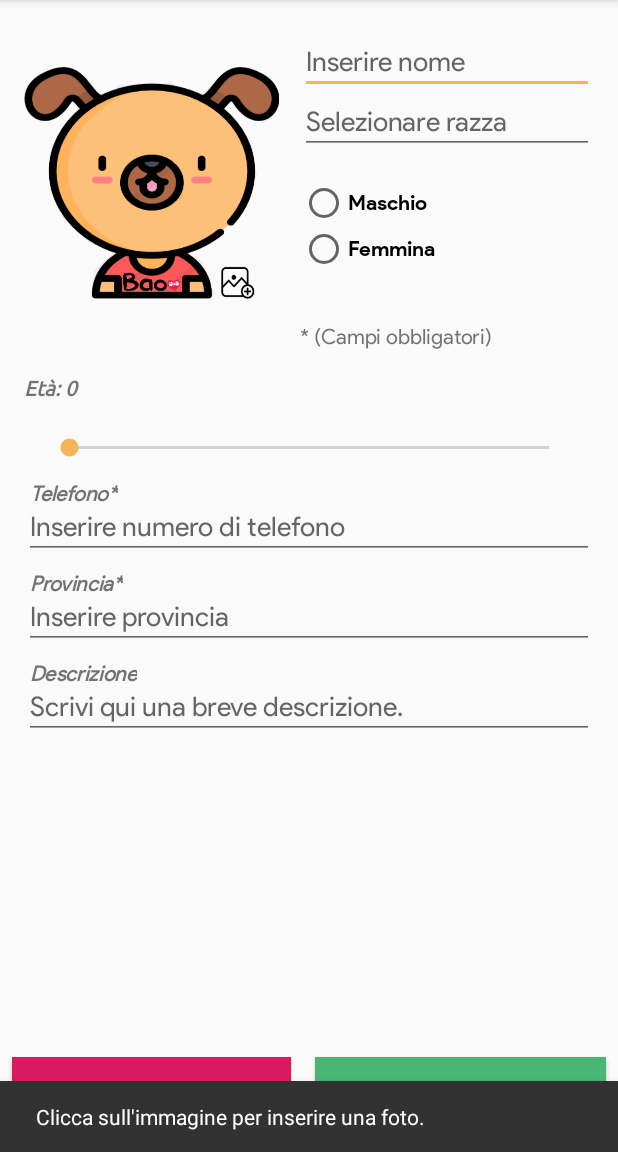
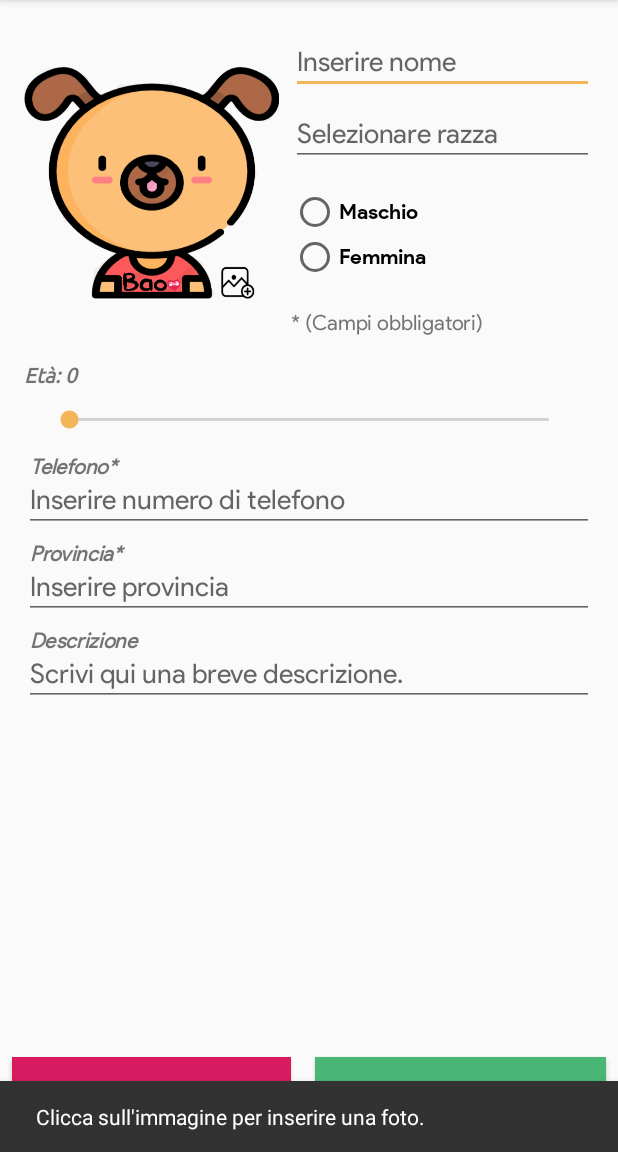
Before and after one commit to ruoccogiovanni/BaooVero, an Android app: the Add_Activity screen opened directly, with no data from a screen before it, on a phone screen of 412 x 824 dp, the part 84-1236 px from its top. Run offline under Robolectric (Android 15) with nearby library versions, the phone set to English and light mode, and no system bars; our stand-ins replace Firebase (no records; nobody signed in at launch, a user with empty details on screens opened directly).

Commit message:
Aggiustati alcuni constraint

```diff
--- a/app/src/main/java/com/example/giovanni/baoovero/MainActivity.java
+++ b/app/src/main/java/com/example/giovanni/baoovero/MainActivity.java
@@ -176,6 +176,7 @@ public class MainActivity extends AppCompatActivity {
                 return false;
             }
         });
+        menu.findItem(R.id.app_bar_search).collapseActionView();
         return super.onCreateOptionsMenu(menu);
     }
 
--- a/app/src/main/res/layout/activity_add.xml
+++ b/app/src/main/res/layout/activity_add.xml
@@ -9,86 +9,93 @@
         android:id="@+id/add_dog_name"
         android:layout_width="0dp"
         android:layout_height="wrap_content"
-        android:layout_marginStart="200dp"
+        android:layout_marginStart="8dp"
         android:layout_marginTop="20dp"
         android:layout_marginEnd="16dp"
         android:fontFamily="@font/productsansregular"
         android:hint="Inserire nome"
         android:inputType="textShortMessage|textCapWords"
         app:layout_constraintEnd_toEndOf="parent"
-        app:layout_constraintStart_toStartOf="parent"
+        app:layout_constraintStart_toEndOf="@+id/immaginepiuID"
         app:layout_constraintTop_toTopOf="parent" />
 
     <TextView
         android:id="@+id/texttel"
-        android:layout_width="wrap_content"
+        android:layout_width="0dp"
         android:layout_height="wrap_content"
         android:layout_marginStart="20dp"
-        android:layout_marginTop="320dp"
+        android:layout_marginTop="5dp"
+        android:layout_marginEnd="8dp"
         android:fontFamily="@font/productsansregular"
         android:text="Telefono*"
         android:textStyle="bold|italic"
+        app:layout_constraintEnd_toEndOf="parent"
         app:layout_constraintStart_toStartOf="parent"
-        app:layout_constraintTop_toTopOf="parent" />
+        app:layout_constraintTop_toBottomOf="@+id/seekAge" />
 
     <EditText
         android:id="@+id/add_phone"
         android:layout_width="0dp"
         android:layout_height="wrap_content"
         android:layout_marginStart="16dp"
-        android:layout_marginTop="330dp"
+        android:layout_marginTop="10dp"
         android:layout_marginEnd="16dp"
         android:fontFamily="@font/productsansregular"
         android:hint="Inserire numero di telefono"
         android:inputType="phone"
         app:layout_constraintEnd_toEndOf="parent"
+        app:layout_constraintHorizontal_bias="1.0"
         app:layout_constraintStart_toStartOf="parent"
-        app:layout_constraintTop_toTopOf="parent" />
+        app:layout_constraintTop_toTopOf="@+id/texttel" />
 
     <TextView
         android:id="@+id/textcitta"
-        android:layout_width="wrap_content"
+        android:layout_width="0dp"
         android:layout_height="wrap_content"
         android:layout_marginStart="20dp"
-        android:layout_marginTop="380dp"
+        android:layout_marginTop="5dp"
+        android:layout_marginEnd="8dp"
         android:fontFamily="@font/productsansregular"
         android:text="Provincia*"
         android:textStyle="bold|italic"
+        app:layout_constraintEnd_toEndOf="parent"
         app:layout_constraintStart_toStartOf="parent"
-        app:layout_constraintTop_toTopOf="parent" />
+        app:layout_constraintTop_toBottomOf="@+id/add_phone" />
 
     <EditText
         android:id="@+id/add_city"
         android:layout_width="0dp"
         android:layout_height="wrap_content"
         android:layout_marginStart="16dp"
-        android:layout_marginTop="390dp"
+        android:layout_marginTop="10dp"
         android:layout_marginEnd="16dp"
         android:fontFamily="@font/productsansregular"
         android:hint="Inserire provincia"
         android:inputType="textShortMessage|textCapWords"
         app:layout_constraintEnd_toEndOf="parent"
         app:layout_constraintStart_toStartOf="parent"
-        app:layout_constraintTop_toTopOf="parent" />
+        app:layout_constraintTop_toTopOf="@+id/textcitta" />
 
     <TextView
         android:id="@+id/textdescr"
-        android:layout_width="wrap_content"
+        android:layout_width="0dp"
         android:layout_height="wrap_content"
         android:layout_marginStart="20dp"
-        android:layout_marginTop="440dp"
+        android:layout_marginTop="5dp"
+        android:layout_marginEnd="8dp"
         android:fontFamily="@font/productsansregular"
         android:text="Descrizione"
         android:textStyle="bold|italic"
+        app:layout_constraintEnd_toEndOf="parent"
         app:layout_constraintStart_toStartOf="parent"
-        app:layout_constraintTop_toTopOf="parent" />
+        app:layout_constraintTop_toBottomOf="@+id/add_city" />
 
     <EditText
         android:id="@+id/add_description"
         android:layout_width="0dp"
         android:layout_height="wrap_content"
         android:layout_marginStart="16dp"
-        android:layout_marginTop="450dp"
+        android:layout_marginTop="10dp"
         android:layout_marginEnd="16dp"
         android:fontFamily="@font/productsansregular"
         android:hint="Scrivi qui una breve descrizione."
@@ -98,7 +105,7 @@
         android:minLines="1"
         app:layout_constraintEnd_toEndOf="parent"
         app:layout_constraintStart_toStartOf="parent"
-        app:layout_constraintTop_toTopOf="parent" />
+        app:layout_constraintTop_toTopOf="@+id/textdescr" />
 
 
     <ImageView
@@ -132,7 +139,7 @@
         android:layout_width="0dp"
         android:layout_height="33dp"
         android:layout_marginStart="30dp"
-        android:layout_marginTop="15dp"
+        android:layout_marginTop="5dp"
         android:layout_marginEnd="30dp"
         app:layout_constraintEnd_toEndOf="parent"
         app:layout_constraintStart_toStartOf="parent"
@@ -143,27 +150,27 @@
         android:layout_width="0dp"
         android:layout_height="wrap_content"
         android:layout_marginStart="16dp"
-        android:layout_marginTop="250dp"
+        android:layout_marginTop="5dp"
         android:layout_marginEnd="50dp"
         android:fontFamily="@font/ubunturegular"
         android:text="Età"
         android:textStyle="bold|italic"
         app:layout_constraintEnd_toEndOf="parent"
         app:layout_constraintStart_toStartOf="parent"
-        app:layout_constraintTop_toTopOf="parent" />
-
+        app:layout_constraintTop_toBottomOf="@+id/immaginepiuID" />
 
 
     <RadioGroup
         android:id="@+id/group_gender"
-        android:layout_width="150dp"
-        android:layout_height="61dp"
-        android:layout_marginStart="200dp"
-        android:layout_marginTop="120dp"
-        app:layout_constraintStart_toStartOf="parent"
-        app:layout_constraintTop_toTopOf="parent"
+        android:layout_width="0dp"
+        android:layout_height="60dp"
+        android:layout_marginStart="8dp"
 
-        >
+        android:layout_marginTop="15dp"
+        android:layout_marginEnd="16dp"
+        app:layout_constraintEnd_toEndOf="parent"
+        app:layout_constraintStart_toEndOf="@+id/immaginepiuID"
+        app:layout_constraintTop_toBottomOf="@+id/cmpltbreed">
 
         <RadioButton
             android:id="@+id/button_male"
@@ -191,15 +198,16 @@
         android:id="@+id/cmpltbreed"
         android:layout_width="0dp"
         android:layout_height="wrap_content"
-        android:layout_marginStart="200dp"
-        android:layout_marginTop="60dp"
+        android:layout_marginStart="8dp"
+        android:layout_marginTop="5dp"
         android:layout_marginEnd="16dp"
         android:fontFamily="@font/productsansregular"
         android:hint="Selezionare razza"
         android:inputType="textShortMessage|textCapWords"
         app:layout_constraintEnd_toEndOf="parent"
-        app:layout_constraintStart_toStartOf="parent"
-        app:layout_constraintTop_toTopOf="parent" />
+        app:layout_constraintHorizontal_bias="0.0"
+        app:layout_constraintStart_toEndOf="@+id/immaginepiuID"
+        app:layout_constraintTop_toBottomOf="@+id/add_dog_name" />
 
     <Button
         android:id="@+id/add_button"
@@ -236,13 +244,13 @@
         android:id="@+id/campiobbligatori"
         android:layout_width="0dp"
         android:layout_height="wrap_content"
-        android:layout_marginStart="200dp"
-        android:layout_marginTop="215dp"
+        android:layout_marginStart="8dp"
+        android:layout_marginTop="20dp"
         android:layout_marginEnd="40dp"
         android:fontFamily="@font/productsansregular"
         android:text="* (Campi obbligatori)"
         app:layout_constraintEnd_toEndOf="parent"
-        app:layout_constraintStart_toStartOf="parent"
-        app:layout_constraintTop_toTopOf="parent" />
+        app:layout_constraintStart_toEndOf="@+id/immaginepiuID"
+        app:layout_constraintTop_toBottomOf="@+id/group_gender" />
 
 </android.support.constraint.ConstraintLayout>
```
Also changed, not shown: app/src/main/res/layout/activity_edit.xml (+35 -33 lines).
